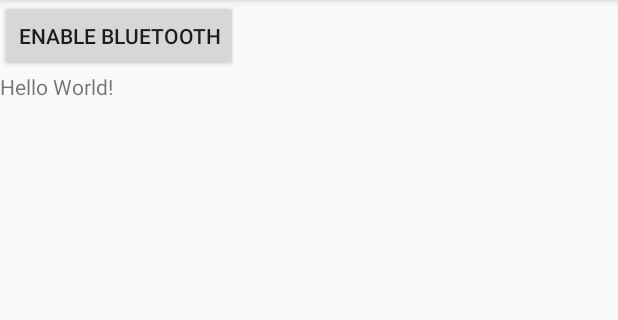
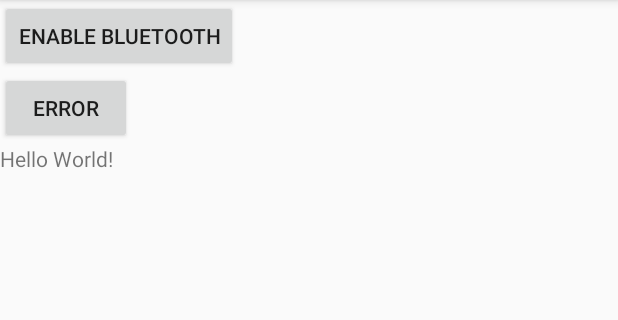
Before and after one commit to MillerTechnologyPeru/AndroidBluetoothDemo, an Android app: the screen it shows after launch (MainActivity), on a phone screen of 412 x 824 dp, the part 84-404 px from its top. Run offline under Robolectric (Android 15) with nearby library versions, the phone set to English and light mode, and no system bars.

Commit message:
Working with enable(), disable(), isEnable() methods and STATE_OFF, STATE_ON, STATE_TURNING_OFF, STATE_TURNING_ON, ACTION_REQUEST_ENABLE, ACTION_STATE_CHANGED Constants.

```diff
--- a/app/src/main/java/com/jmarkstar/bluetoothdemo/MainActivity.kt
+++ b/app/src/main/java/com/jmarkstar/bluetoothdemo/MainActivity.kt
@@ -2,9 +2,14 @@ package com.jmarkstar.bluetoothdemo
 
 import android.app.Activity
 import android.bluetooth.BluetoothAdapter
+import android.content.BroadcastReceiver
+import android.content.Context
 import android.content.Intent
+import android.content.IntentFilter
 import android.support.v7.app.AppCompatActivity
 import android.os.Bundle
+import android.support.v4.content.ContextCompat
+import android.util.Log
 import android.widget.Toast
 import kotlinx.android.synthetic.main.activity_main.*
 
@@ -15,6 +20,17 @@ class MainActivity : AppCompatActivity() {
     }
 
     private val bluetoothAdapter = BluetoothAdapter.getDefaultAdapter()
+
+    private val blueoothChangeStateReceiver = object: BroadcastReceiver(){
+
+        override fun onReceive(context: Context?, intent: Intent?) {
+            val state = intent?.getIntExtra(BluetoothAdapter.EXTRA_STATE, BluetoothAdapter.ERROR)
+            val previousState = intent?.getIntExtra(BluetoothAdapter.EXTRA_PREVIOUS_STATE, -1)
+
+            Log.v("BroadcastReceiver", "$previousState - $state")
+            handleStates(state!!)
+        }
+    }
 
     override fun onCreate(savedInstanceState: Bundle?) {
         super.onCreate(savedInstanceState)
@@ -28,16 +44,59 @@ class MainActivity : AppCompatActivity() {
                 startActivityForResult(enableBluetoothIntent, REQUEST_ENABLE_BT)
             }
         }
+
+        handleStates()
+        btnBluetoothState.setOnClickListener {
+            when(bluetoothAdapter.state){
+                BluetoothAdapter.STATE_ON -> bluetoothAdapter.disable()
+                BluetoothAdapter.STATE_OFF -> bluetoothAdapter.enable()
+            }
+        }
+    }
+
+    override fun onResume() {
+        super.onResume()
+        val intentFilter = IntentFilter(BluetoothAdapter.ACTION_STATE_CHANGED)
+        registerReceiver(blueoothChangeStateReceiver, intentFilter)
+    }
+
+    override fun onPause() {
+        super.onPause()
+        unregisterReceiver(blueoothChangeStateReceiver)
     }
 
     override fun onActivityResult(requestCode: Int, resultCode: Int, data: Intent?) {
         super.onActivityResult(requestCode, resultCode, data)
         if(requestCode == REQUEST_ENABLE_BT){
             if(resultCode == Activity.RESULT_OK){
-                Toast.makeText(this, "Bluetooth is enabled", Toast.LENGTH_SHORT).show()
+                Toast.makeText(this, "Bluetooth is allowed now", Toast.LENGTH_SHORT).show()
+                handleStates()
             }else{
-                Toast.makeText(this, "Bluetooth is not enabled", Toast.LENGTH_SHORT).show()
+                Toast.makeText(this, "Bluetooth was not allowed", Toast.LENGTH_SHORT).show()
             }
         }
     }
+
+    private fun handleStates(state: Int = bluetoothAdapter.state){
+
+        var stateString = when(state){
+            BluetoothAdapter.STATE_OFF -> {
+                tvBluetoothStateMessage.setTextColor(ContextCompat.getColor(this, R.color.green))
+                tvBluetoothStateMessage.text = getString(R.string.message_bt_turn_on)
+                "STATE_OFF"
+            }
+            BluetoothAdapter.STATE_ON -> {
+                tvBluetoothStateMessage.setTextColor(ContextCompat.getColor(this, R.color.red))
+                tvBluetoothStateMessage.text = getString(R.string.message_bt_turn_off)
+                "STATE_ON"
+            }
+            BluetoothAdapter.STATE_TURNING_OFF ->
+                "STATE_TURNING_OFF"
+            BluetoothAdapter.STATE_TURNING_ON ->
+                "STATE_TURNING_ON"
+            else -> "ERROR"
+        }
+
+        btnBluetoothState.text = stateString
+    }
 }
--- a/app/src/main/res/layout/activity_main.xml
+++ b/app/src/main/res/layout/activity_main.xml
@@ -12,6 +12,22 @@
         android:layout_width="wrap_content"
         android:layout_height="wrap_content" />
 
+    <LinearLayout
+        android:layout_width="match_parent"
+        android:layout_height="wrap_content">
+
+        <Button android:id="@+id/btnBluetoothState"
+            android:text="Bluetooth STATE"
+            android:layout_width="wrap_content"
+            android:layout_height="wrap_content" />
+
+        <TextView android:id="@+id/tvBluetoothStateMessage"
+            android:textStyle="italic"
+            android:textSize="9sp"
+            android:layout_width="wrap_content"
+            android:layout_height="wrap_content" />
+
+    </LinearLayout>
 
     <TextView
         android:layout_width="wrap_content"
--- a/app/src/main/res/values/colors.xml
+++ b/app/src/main/res/values/colors.xml
@@ -3,4 +3,6 @@
     <color name="colorPrimary">#3F51B5</color>
     <color name="colorPrimaryDark">#303F9F</color>
     <color name="colorAccent">#FF4081</color>
+    <color name="red">#F44336</color>
+    <color name="green">#8BC34A</color>
 </resources>
--- a/app/src/main/res/values/strings.xml
+++ b/app/src/main/res/values/strings.xml
@@ -1,3 +1,5 @@
 <resources>
     <string name="app_name">AndroidBluetoothDemo</string>
+    <string name="message_bt_turn_on">Press for TURN IT ON</string>
+    <string name="message_bt_turn_off">Press for TURN IT OFF</string>
 </resources>
```
